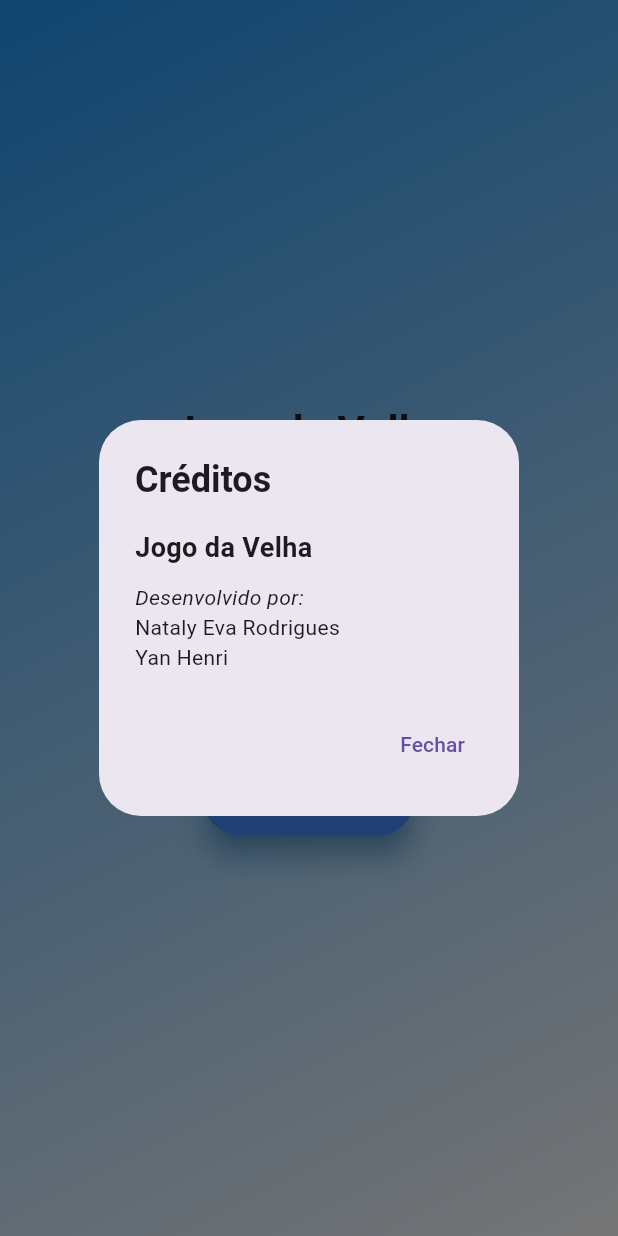
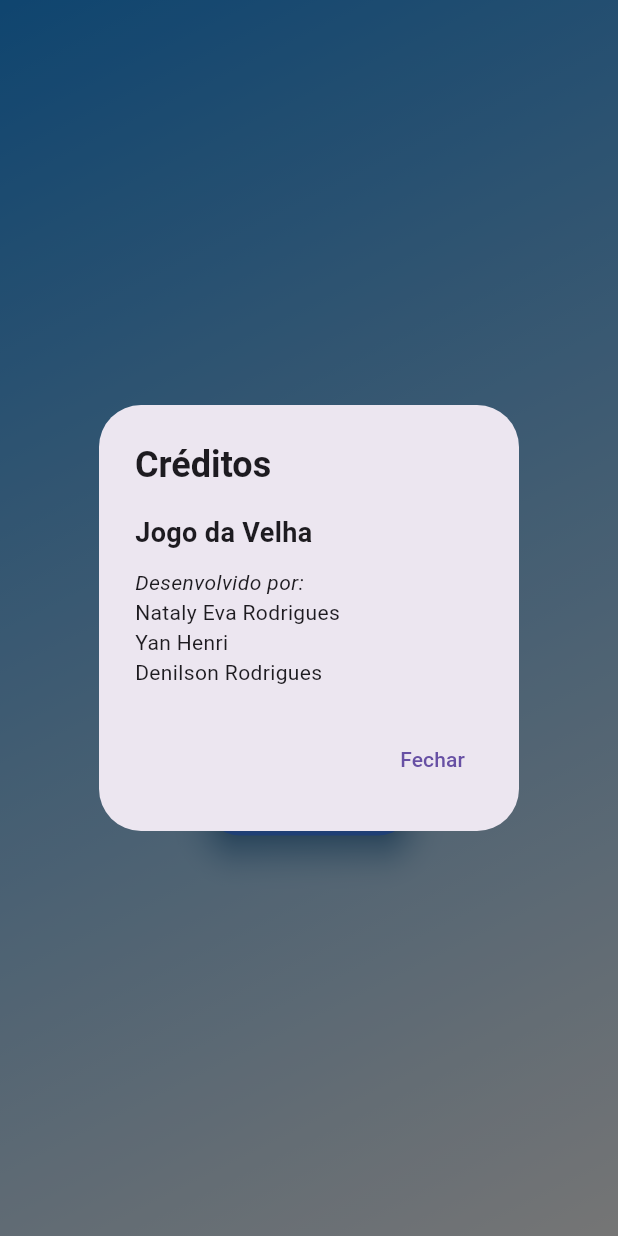
Before and after one commit to jcr04/jogo_da_velha.flutter, a Flutter app: the screen it shows after launch, after a tap on "Créditos", on a phone screen of 412 x 824 dp. Run offline on Flutter 3.47's test engine with Material 3 defaults, Android fonts, the phone set to English and light mode, and no system bars.

Commit message:
Update start_page.dart

```diff
--- a/tictactoe/lib/pages/start_page.dart
+++ b/tictactoe/lib/pages/start_page.dart
@@ -82,6 +82,7 @@ class StartPage extends StatelessWidget {
                     style: TextStyle(fontStyle: FontStyle.italic)),
                 Text('Nataly Eva Rodrigues'),
                 Text('Yan Henri'),
+                Text('Denilson Rodrigues')
               ],
             ),
           ),
```
